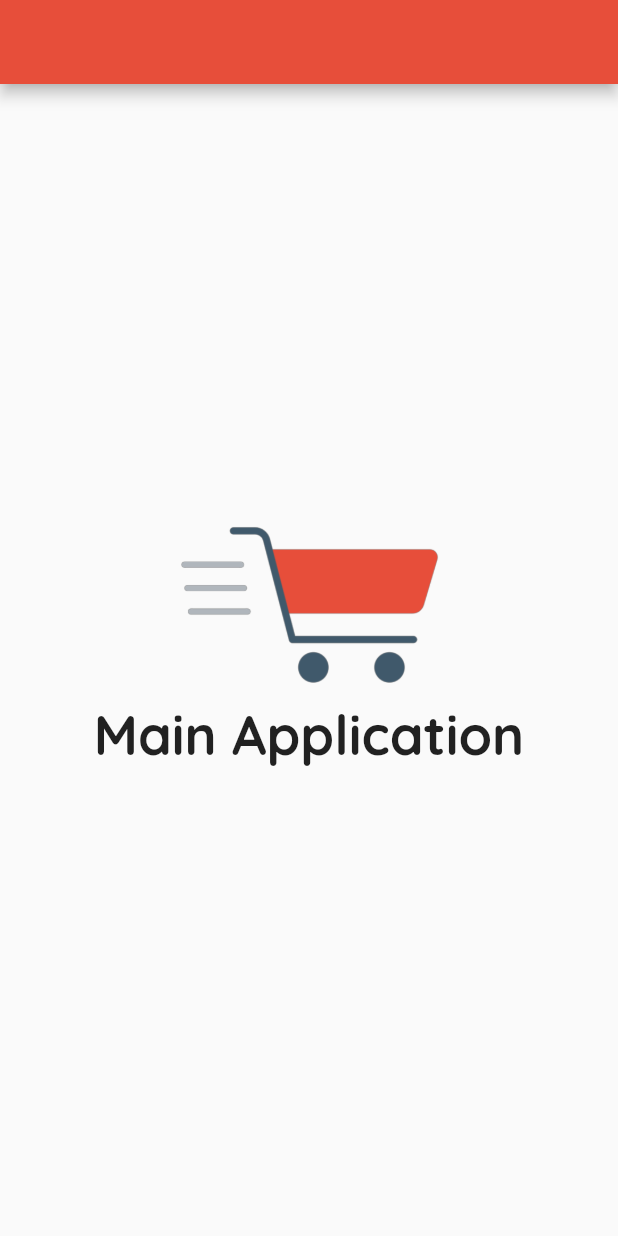
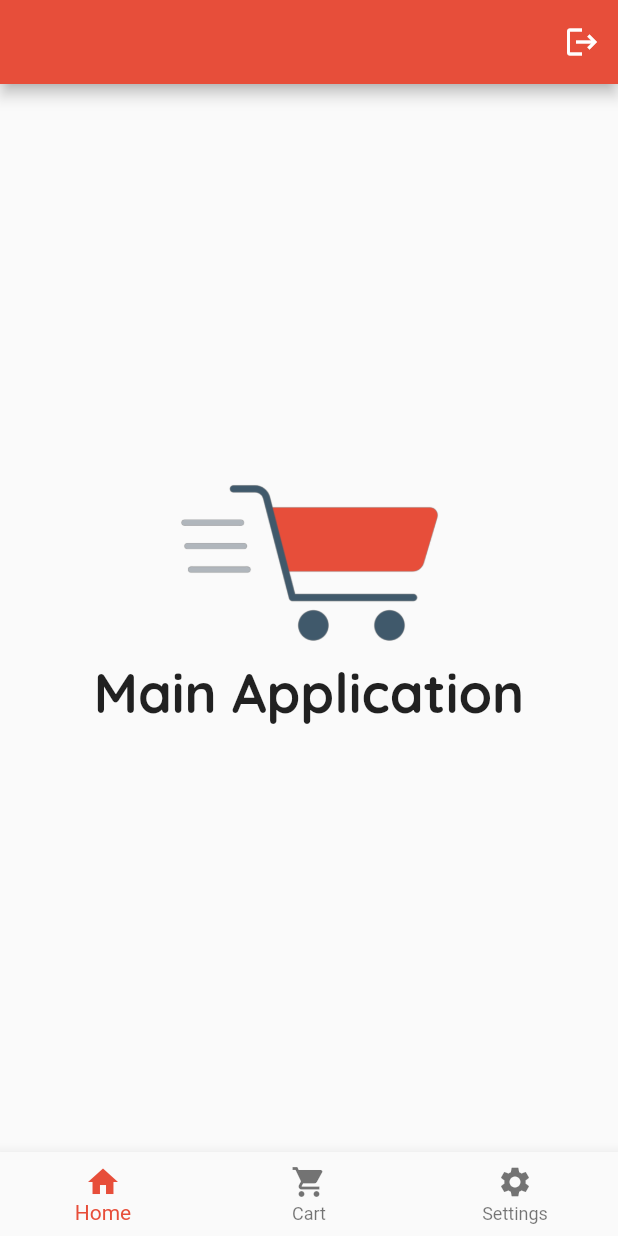
Before and after one commit to gh49/G-Shop, a Flutter app: the ShoppingLayout screen opened directly, on a phone screen of 412 x 824 dp. Run offline on Flutter 3.47's test engine with Material 2 defaults, Android fonts, the phone set to English and light mode, and no system bars; our stand-ins replace bloc, cloud_firestore, firebase_auth, firebase_core, flutter_bloc, google_sign_in; accounts and stored records are empty.

```diff
--- a/lib/layouts/cubit.dart
+++ b/lib/layouts/cubit.dart
@@ -0,0 +1,7 @@
+import 'package:ecommerce_app/layouts/states.dart';
+import 'package:flutter_bloc/flutter_bloc.dart';
+
+class ShoppingCubit extends Cubit<ShoppingStates> {
+  ShoppingCubit() : super(ShoppingInitialState());
+  static ShoppingCubit get(context) => BlocProvider.of(context);
+}
--- a/lib/layouts/shopping_layout.dart
+++ b/lib/layouts/shopping_layout.dart
@@ -1,14 +1,47 @@
+import 'package:ecommerce_app/layouts/cubit.dart';
+import 'package:ecommerce_app/layouts/states.dart';
+import 'package:ecommerce_app/modules/login/login_screen.dart';
+import 'package:ecommerce_app/shared/components.dart';
 import 'package:ecommerce_app/shared/constants.dart';
+import 'package:firebase_auth/firebase_auth.dart';
 import 'package:flutter/material.dart';
+import 'package:flutter_bloc/flutter_bloc.dart';
 
 class ShoppingLayout extends StatelessWidget {
   const ShoppingLayout({super.key});
 
   @override
   Widget build(BuildContext context) {
+    return BlocProvider(
+      create: (context) => ShoppingCubit(),
+      child: BlocConsumer<ShoppingCubit, ShoppingStates>(
+        listener: (context, state) {
+
+        },
+        builder: (context, state) {
           return Scaffold(
             appBar: AppBar(
               backgroundColor: myOrange,
+              actions: [
+                IconButton(
+                    onPressed: (){
+                      FirebaseAuth.instance.signOut().then((value) {
+                        navigateAndFinish(context, LoginScreen());
+                      }).catchError((error) {
+                        navigateAndFinish(context, LoginScreen());
+                      });
+                    },
+                    icon: const Icon(Icons.logout),
+                ),
+              ],
+            ),
+            bottomNavigationBar: BottomNavigationBar(
+              selectedItemColor: myOrange,
+              items: [
+                BottomNavigationBarItem(icon: Icon(Icons.home), label: "Home"),
+                BottomNavigationBarItem(icon: Icon(Icons.shopping_cart), label: "Cart"),
+                BottomNavigationBarItem(icon: Icon(Icons.settings), label: "Settings"),
+              ],
             ),
             body: Center(
               child: Column(
@@ -38,5 +71,8 @@ class ShoppingLayout extends StatelessWidget {
               ),
             ),
           );
+        },
+      ),
+    );
   }
 }
--- a/lib/layouts/states.dart
+++ b/lib/layouts/states.dart
@@ -0,0 +1,3 @@
+abstract class ShoppingStates {}
+
+class ShoppingInitialState extends ShoppingStates {}
--- a/lib/main.dart
+++ b/lib/main.dart
@@ -30,7 +30,7 @@ class MyApp extends StatelessWidget {
     return MaterialApp(
       title: 'E-commerce app',
       debugShowCheckedModeBanner: false,
-      home: SplashScreen(),
+      home: LoginScreen(),
     );
   }
 }
--- a/pubspec.yaml
+++ b/pubspec.yaml
@@ -40,7 +40,7 @@ dependencies:
   firebase_core: ^2.15.0
   firebase_auth: ^4.7.2
   cloud_firestore: ^4.8.4
-
+  google_sign_in: ^6.1.4
 dev_dependencies:
   flutter_test:
     sdk: flutter
```
Also changed, not shown: lib/modules/login/cubit.dart (+24 -0 lines), lib/modules/login/login_screen.dart (+27 -0 lines), lib/modules/splash/cubit.dart (+6 -1 lines), pubspec.lock. Lines whose indentation alone changed are shown as unchanged.
